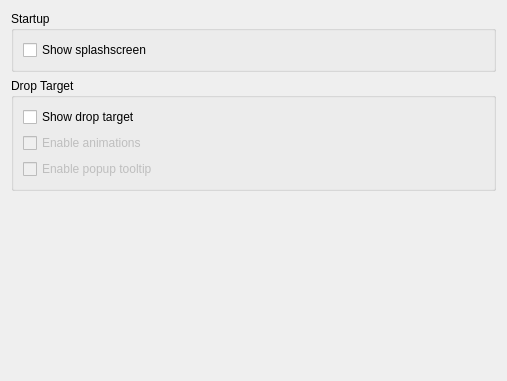
First picture: the form in conf/dlgappearance.ui, repository KDE/kget, before the edit.
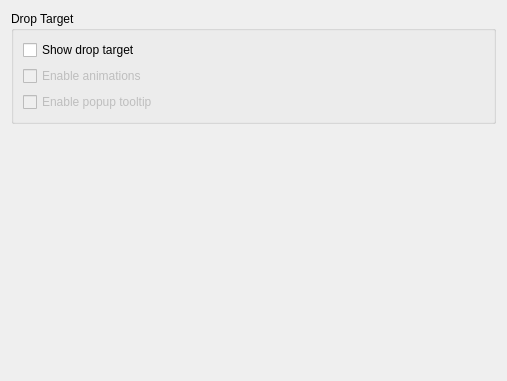
Second picture: the form after the edit.

Commit message: Removes the splashscreen.

```diff
--- a/conf/dlgappearance.ui
+++ b/conf/dlgappearance.ui
@@ -12,22 +12,6 @@
   </property>
   <layout class="QGridLayout" name="gridLayout_4">
    <item row="0" column="0">
-    <widget class="QGroupBox" name="startupGroup">
-     <property name="title">
-      <string>Startup</string>
-     </property>
-     <layout class="QGridLayout" name="gridLayout_2">
-      <item row="0" column="0">
-       <widget class="QCheckBox" name="kcfg_ShowSplashscreen">
-        <property name="text">
-         <string>Show splashscreen</string>
-        </property>
-       </widget>
-      </item>
-     </layout>
-    </widget>
-   </item>
-   <item row="1" column="0">
     <widget class="QGroupBox" name="dropTargetGroup">
      <property name="title">
       <string>Drop Target</string>
@@ -63,7 +47,7 @@
      </layout>
     </widget>
    </item>
-   <item row="2" column="0">
+   <item row="1" column="0">
     <spacer>
      <property name="orientation">
       <enum>Qt::Vertical</enum>
```
The commit also changes 5 other files.
